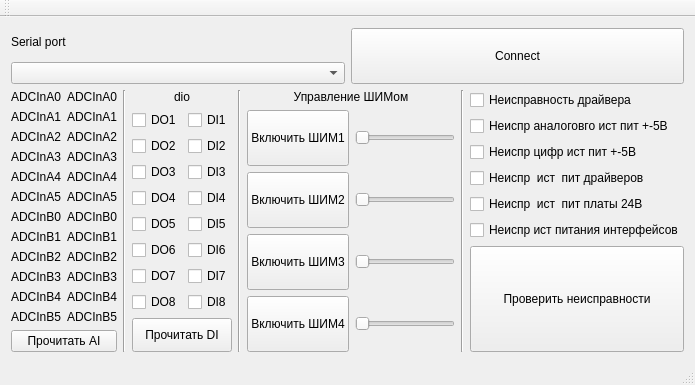
First picture: the form in forms/mainwindow.ui, repository BAHOO08/qmaster, before the edit.
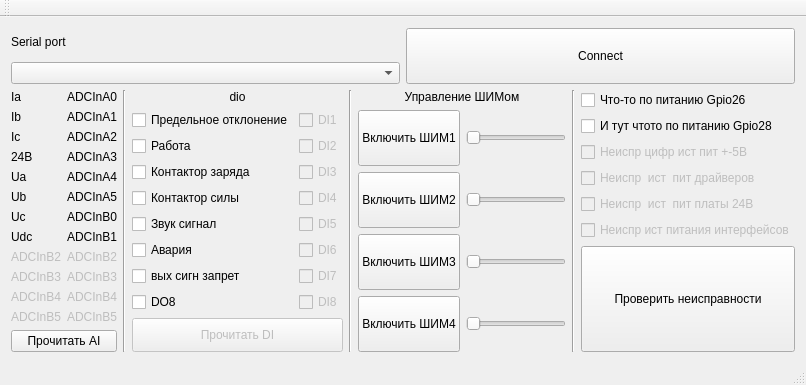
Second picture: the form after the edit. Icons and pictures are not drawn.

The edit to the form file:
```diff
--- a/forms/mainwindow.ui
+++ b/forms/mainwindow.ui
@@ -6,7 +6,7 @@
    <rect>
     <x>0</x>
     <y>0</y>
-    <width>672</width>
+    <width>775</width>
     <height>385</height>
    </rect>
   </property>
@@ -76,61 +76,64 @@
             <item>
              <widget class="QLabel" name="label_ADCInA0">
               <property name="text">
-               <string>ADCInA0</string>
+               <string>Ia</string>
               </property>
              </widget>
             </item>
             <item>
              <widget class="QLabel" name="label_ADCInA1">
               <property name="text">
-               <string>ADCInA1</string>
+               <string>Ib</string>
               </property>
              </widget>
             </item>
             <item>
              <widget class="QLabel" name="label_ADCInA1_3">
               <property name="text">
-               <string>ADCInA2</string>
+               <string>Ic</string>
               </property>
              </widget>
             </item>
             <item>
              <widget class="QLabel" name="label_ADCInA1_4">
               <property name="text">
-               <string>ADCInA3</string>
+               <string>24В</string>
               </property>
              </widget>
             </item>
             <item>
              <widget class="QLabel" name="label_ADCInA1_5">
               <property name="text">
-               <string>ADCInA4</string>
+               <string>Ua</string>
               </property>
              </widget>
             </item>
             <item>
              <widget class="QLabel" name="label_ADCInA1_6">
               <property name="text">
-               <string>ADCInA5</string>
+               <string>Ub</string>
               </property>
              </widget>
             </item>
             <item>
              <widget class="QLabel" name="label_ADCInA1_7">
               <property name="text">
-               <string>ADCInB0</string>
+               <string>Uc</string>
               </property>
              </widget>
             </item>
             <item>
              <widget class="QLabel" name="label_ADCInA1_8">
               <property name="text">
-               <string>ADCInB1</string>
+               <string>Udc</string>
               </property>
              </widget>
             </item>
             <item>
              <widget class="QLabel" name="label_ADCInA1_9">
+              <property name="enabled">
+               <bool>false</bool>
+              </property>
               <property name="text">
                <string>ADCInB2</string>
               </property>
@@ -138,6 +141,9 @@
             </item>
             <item>
              <widget class="QLabel" name="label_ADCInA1_10">
+              <property name="enabled">
+               <bool>false</bool>
+              </property>
               <property name="text">
                <string>ADCInB3</string>
               </property>
@@ -145,6 +151,9 @@
             </item>
             <item>
              <widget class="QLabel" name="label_ADCInA1_11">
+              <property name="enabled">
+               <bool>false</bool>
+              </property>
               <property name="text">
                <string>ADCInB4</string>
               </property>
@@ -152,6 +161,9 @@
             </item>
             <item>
              <widget class="QLabel" name="label_ADCInA1_12">
+              <property name="enabled">
+               <bool>false</bool>
+              </property>
               <property name="text">
                <string>ADCInB5</string>
               </property>
@@ -219,6 +231,9 @@
             </item>
             <item>
              <widget class="QLabel" name="label_ADCInB2_val">
+              <property name="enabled">
+               <bool>false</bool>
+              </property>
               <property name="text">
                <string>ADCInB2</string>
               </property>
@@ -226,6 +241,9 @@
             </item>
             <item>
              <widget class="QLabel" name="label_ADCInB3_val">
+              <property name="enabled">
+               <bool>false</bool>
+              </property>
               <property name="text">
                <string>ADCInB3</string>
               </property>
@@ -233,6 +251,9 @@
             </item>
             <item>
              <widget class="QLabel" name="label_ADCInB4_val">
+              <property name="enabled">
+               <bool>false</bool>
+              </property>
               <property name="text">
                <string>ADCInB4</string>
               </property>
@@ -240,6 +261,9 @@
             </item>
             <item>
              <widget class="QLabel" name="label_ADCInB5_val">
+              <property name="enabled">
+               <bool>false</bool>
+              </property>
               <property name="text">
                <string>ADCInB5</string>
               </property>
@@ -293,49 +317,49 @@
             <item>
              <widget class="QCheckBox" name="checkBox_DO1">
               <property name="text">
-               <string>DO1</string>
+               <string>Предельное отклонение</string>
               </property>
              </widget>
             </item>
             <item>
              <widget class="QCheckBox" name="checkBox_DO2">
               <property name="text">
-               <string>DO2</string>
+               <string>Работа</string>
               </property>
              </widget>
             </item>
             <item>
              <widget class="QCheckBox" name="checkBox_DO3">
               <property name="text">
-               <string>DO3</string>
+               <string>Контактор заряда</string>
               </property>
              </widget>
             </item>
             <item>
              <widget class="QCheckBox" name="checkBox_DO4">
               <property name="text">
-               <string>DO4</string>
+               <string>Контактор силы</string>
               </property>
              </widget>
             </item>
             <item>
              <widget class="QCheckBox" name="checkBox_DO5">
               <property name="text">
-               <string>DO5</string>
+               <string>Звук сигнал</string>
               </property>
              </widget>
             </item>
             <item>
              <widget class="QCheckBox" name="checkBox_DO6">
               <property name="text">
-               <string>DO6</string>
+               <string>Авария</string>
               </property>
              </widget>
             </item>
             <item>
              <widget class="QCheckBox" name="checkBox_DO7">
               <property name="text">
-               <string>DO7</string>
+               <string>вых сигн запрет</string>
               </property>
              </widget>
             </item>
@@ -344,6 +368,9 @@
               <property name="text">
                <string>DO8</string>
               </property>
+              <property name="checkable">
+               <bool>false</bool>
+              </property>
              </widget>
             </item>
            </layout>
@@ -352,58 +379,106 @@
            <layout class="QVBoxLayout" name="verticalLayout_3">
             <item>
              <widget class="QCheckBox" name="checkBox_DI1">
+              <property name="enabled">
+               <bool>false</bool>
+              </property>
               <property name="text">
                <string>DI1</string>
               </property>
+              <property name="checkable">
+               <bool>false</bool>
+              </property>
              </widget>
             </item>
             <item>
              <widget class="QCheckBox" name="checkBox_DI2">
+              <property name="enabled">
+               <bool>false</bool>
+              </property>
               <property name="text">
                <string>DI2</string>
               </property>
+              <property name="checkable">
+               <bool>false</bool>
+              </property>
              </widget>
             </item>
             <item>
              <widget class="QCheckBox" name="checkBox_DI3">
+              <property name="enabled">
+               <bool>false</bool>
+              </property>
               <property name="text">
                <string>DI3</string>
               </property>
+              <property name="checkable">
+               <bool>false</bool>
+              </property>
              </widget>
             </item>
             <item>
              <widget class="QCheckBox" name="checkBox_DI4">
+              <property name="enabled">
+               <bool>false</bool>
+              </property>
               <property name="text">
                <string>DI4</string>
               </property>
+              <property name="checkable">
+               <bool>false</bool>
+              </property>
              </widget>
             </item>
             <item>
              <widget class="QCheckBox" name="checkBox_DI5">
+              <property name="enabled">
+               <bool>false</bool>
+              </property>
               <property name="text">
                <string>DI5</string>
               </property>
+              <property name="checkable">
+               <bool>false</bool>
+              </property>
              </widget>
             </item>
             <item>
              <widget class="QCheckBox" name="checkBox_DI6">
+              <property name="enabled">
+               <bool>false</bool>
+              </property>
               <property name="text">
                <string>DI6</string>
               </property>
+              <property name="checkable">
+               <bool>false</bool>
+              </property>
              </widget>
             </item>
             <item>
              <widget class="QCheckBox" name="checkBox_DI7">
+              <property name="enabled">
+               <bool>false</bool>
+              </property>
               <property name="text">
                <string>DI7</string>
               </property>
+              <property name="checkable">
+               <bool>false</bool>
+              </property>
              </widget>
             </item>
             <item>
              <widget class="QCheckBox" name="checkBox_DI8">
+              <property name="enabled">
+               <bool>false</bool>
+              </property>
               <property name="text">
                <string>DI8</string>
               </property>
+              <property name="checkable">
+               <bool>false</bool>
+              </property>
              </widget>
             </item>
            </layout>
@@ -412,6 +487,9 @@
         </item>
         <item>
          <widget class="QPushButton" name="pushButton_readDI">
+          <property name="enabled">
+           <bool>false</bool>
+          </property>
           <property name="sizePolicy">
            <sizepolicy hsizetype="Minimum" vsizetype="Expanding">
             <horstretch>0</horstretch>
@@ -421,6 +499,9 @@
           <property name="text">
            <string>Прочитать DI</string>
           </property>
+          <property name="checkable">
+           <bool>false</bool>
+          </property>
          </widget>
         </item>
        </layout>
@@ -607,43 +688,67 @@
           <item>
            <widget class="QCheckBox" name="checkBox">
             <property name="text">
-             <string>Неисправность драйвера</string>
+             <string>Что-то по питанию Gpio26</string>
             </property>
            </widget>
           </item>
           <item>
            <widget class="QCheckBox" name="checkBox_2">
             <property name="text">
-             <string>Неиспр аналоговго ист пит +-5В</string>
+             <string>И тут чтото по питанию Gpio28</string>
             </property>
            </widget>
           </item>
           <item>
            <widget class="QCheckBox" name="checkBox_3">
+            <property name="enabled">
+             <bool>false</bool>
+            </property>
             <property name="text">
              <string>Неиспр цифр ист пит +-5В</string>
             </property>
+            <property name="checkable">
+             <bool>false</bool>
+            </property>
            </widget>
           </item>
           <item>
            <widget class="QCheckBox" name="checkBox_4">
+            <property name="enabled">
+             <bool>false</bool>
+            </property>
             <property name="text">
              <string>Неиспр  ист  пит драйверов</string>
             </property>
+            <property name="checkable">
+             <bool>false</bool>
+            </property>
            </widget>
           </item>
           <item>
            <widget class="QCheckBox" name="checkBox_5">
+            <property name="enabled">
+             <bool>false</bool>
+            </property>
             <property name="text">
              <string>Неиспр  ист  пит платы 24В</string>
             </property>
+            <property name="checkable">
+             <bool>false</bool>
+            </property>
            </widget>
           </item>
           <item>
            <widget class="QCheckBox" name="checkBox_6">
+            <property name="enabled">
+             <bool>false</bool>
+            </property>
             <property name="text">
              <string>Неиспр ист питания интерфейсов</string>
             </property>
+            <property name="checkable">
+             <bool>false</bool>
+            </property>
            </widget>
           </item>
          </layout>
```
Left out of the diff: 4 changed lines with no effect on the pictures.
